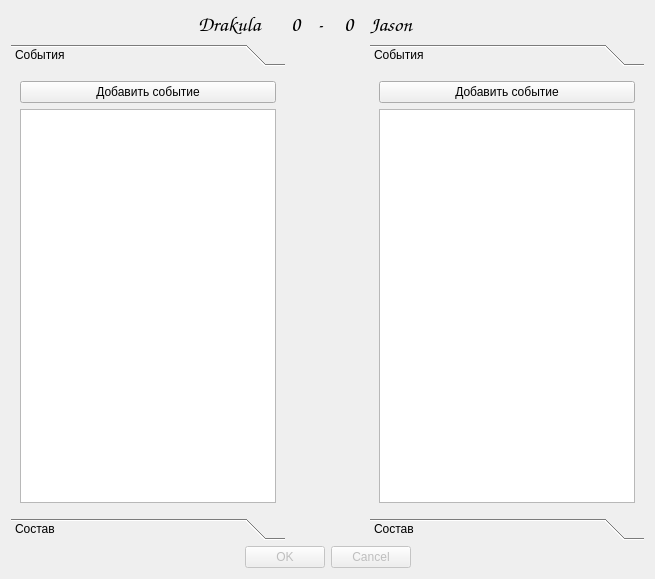
Before: the Qt Designer form viewer/addmatchdialog.ui in pashazz/rksmanager, drawn with Qt 5.
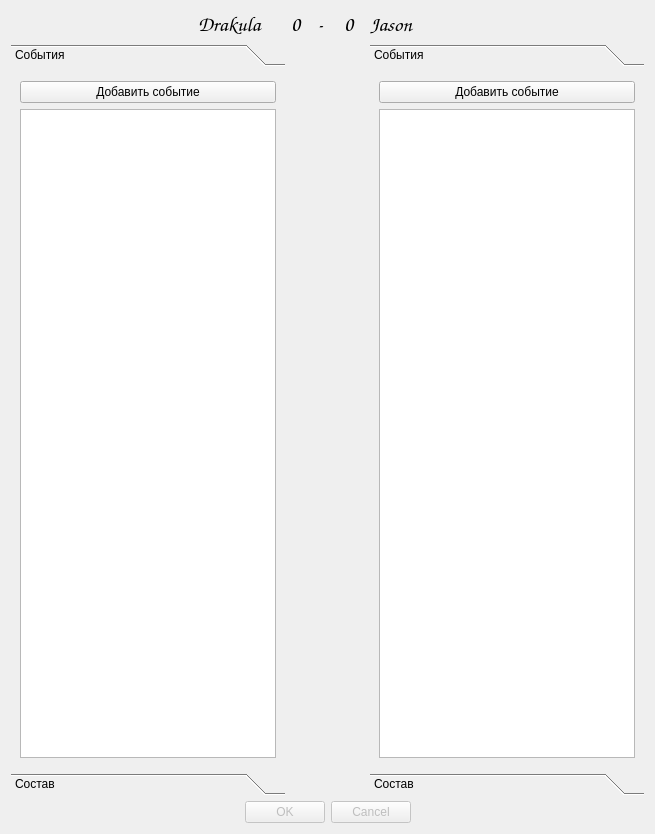
After: the same form once the commit is applied.

The edit to the form file:
```diff
--- a/viewer/addmatchdialog.ui
+++ b/viewer/addmatchdialog.ui
@@ -7,7 +7,7 @@
     <x>0</x>
     <y>0</y>
     <width>655</width>
-    <height>579</height>
+    <height>834</height>
    </rect>
   </property>
   <property name="sizePolicy">
@@ -60,8 +60,8 @@
        <rect>
         <x>0</x>
         <y>0</y>
-        <width>270</width>
-        <height>463</height>
+        <width>274</width>
+        <height>674</height>
        </rect>
       </property>
       <attribute name="label">
@@ -188,8 +188,8 @@
        <rect>
         <x>0</x>
         <y>0</y>
-        <width>270</width>
-        <height>463</height>
+        <width>274</width>
+        <height>674</height>
        </rect>
       </property>
       <attribute name="label">
```
Left out of the diff: 8 changed lines with no effect on the pictures.
